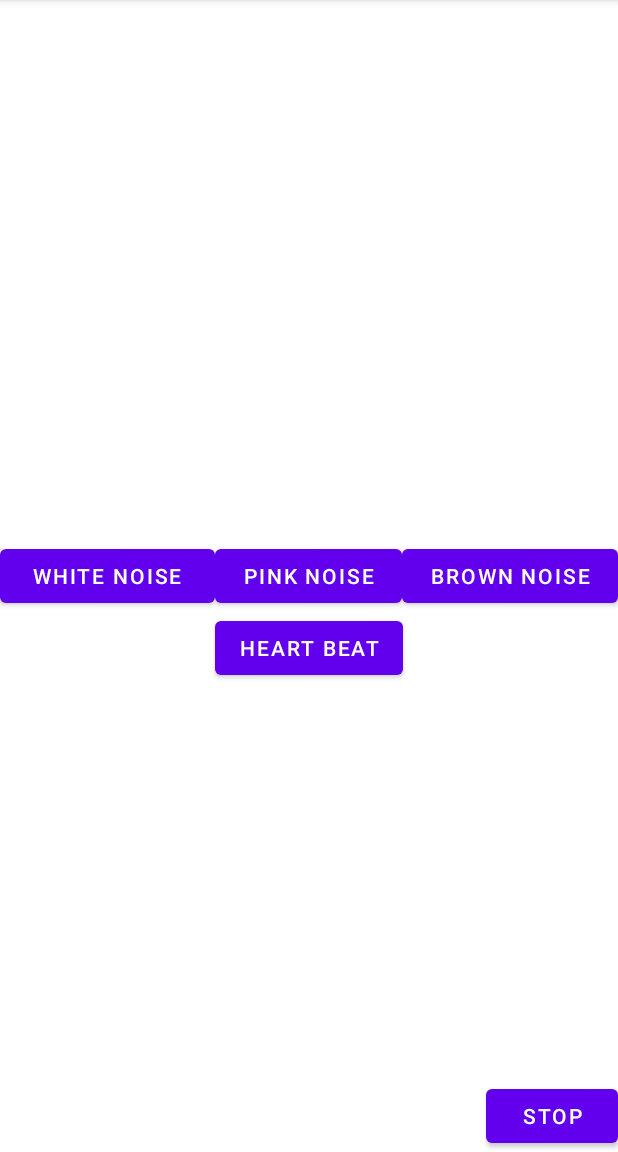
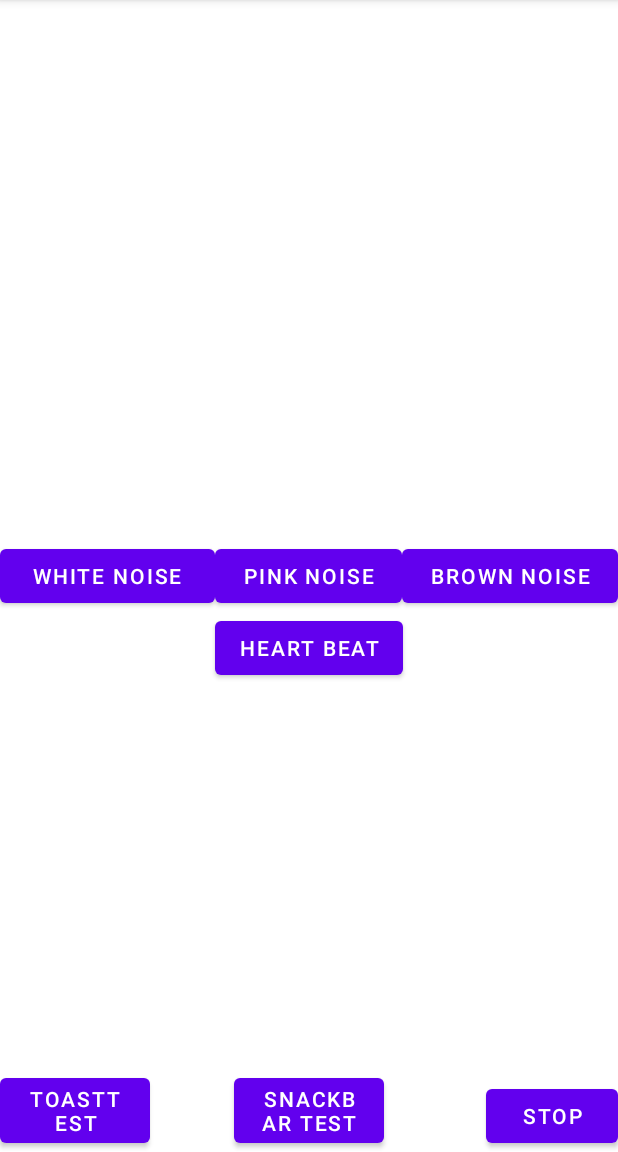
Before and after one commit to Haldyoso/CalPar, an Android app: the screen it shows after launch (MainActivity), on a phone screen of 412 x 824 dp, the part 84-1236 px from its top. Run offline under Robolectric (Android 15) with nearby library versions, the light colour scheme and no system bars.

Commit message:
added Snackbar  - not working

```diff
--- a/app/src/main/res/layout/activity_main.xml
+++ b/app/src/main/res/layout/activity_main.xml
@@ -52,25 +52,6 @@
         app:layout_constraintStart_toStartOf="@+id/linearLayout"
         app:layout_constraintTop_toBottomOf="@+id/linearLayout" />
 
-   <!-- <Button
-        android:id="@+id/btnStop"
-        android:layout_width="wrap_content"
-        android:layout_height="wrap_content"
-        android:text="@string/stop"
-
-        app:layout_constraintBottom_toBottomOf="parent"
-        app:layout_constraintEnd_toEndOf="parent" />-->
-
-<!--
-    <Button
-        android:id="@+id/btnPause"
-        android:layout_width="wrap_content"
-        android:layout_height="wrap_content"
-
-        android:text="pause"
-        app:layout_constraintBottom_toBottomOf="parent"
-        app:layout_constraintEnd_toStartOf="@+id/btnStop" />
--->
 
     <Button
         android:id="@+id/btnStop"
@@ -81,4 +62,28 @@
         app:layout_constraintBottom_toBottomOf="parent"
         app:layout_constraintEnd_toEndOf="parent" />
 
+    <Button
+        android:id="@+id/btnToastTest"
+        android:layout_width="100dp"
+        android:layout_height="wrap_content"
+        android:onClick="playSound"
+        android:text="@string/toasttest"
+
+        app:layout_constraintBottom_toBottomOf="parent"
+
+        app:layout_constraintStart_toStartOf="parent" />
+
+    <Button
+        android:id="@+id/btnSnackBar"
+        android:layout_width="100dp"
+        android:layout_height="wrap_content"
+        android:onClick="playSound"
+        android:text="@string/snackbar_test"
+
+
+        app:layout_constraintBottom_toBottomOf="parent"
+
+        app:layout_constraintEnd_toEndOf="parent"
+        app:layout_constraintStart_toStartOf="parent" />
+
 </androidx.constraintlayout.widget.ConstraintLayout>
--- a/app/src/main/res/values/strings.xml
+++ b/app/src/main/res/values/strings.xml
@@ -5,6 +5,8 @@
     <string name="brown_noise">Brown noise</string>
     <string name="heart_beat">Heart beat</string>
     <string name="stop">STOP</string>
+    <string name="snackbar_test">Snackbar Test</string>
+    <string name="toasttest">toastTest</string>
 
 
 </resources>
--- a/build.gradle
+++ b/build.gradle
@@ -1,12 +1,12 @@
 // Top-level build file where you can add configuration options common to all sub-projects/modules.
 buildscript {
-    ext.kotlin_version = "1.5.0"
+    ext.kotlin_version = "1.5.21"
     repositories {
         google()
         mavenCentral()
     }
     dependencies {
-        classpath "com.android.tools.build:gradle:4.2.1"
+        classpath "com.android.tools.build:gradle:4.2.2"
         classpath "org.jetbrains.kotlin:kotlin-gradle-plugin:$kotlin_version"
 
         // NOTE: Do not place your application dependencies here; they belong
@@ -18,7 +18,7 @@ allprojects {
     repositories {
         google()
         mavenCentral()
-        jcenter() // Warning: this repository is going to shut down soon
+
     }
 }
 
```
Also changed, not shown: app/build.gradle (+6 -3 lines), app/src/main/java/com/maha/calpar/MainActivity.kt (+22 -15 lines).
